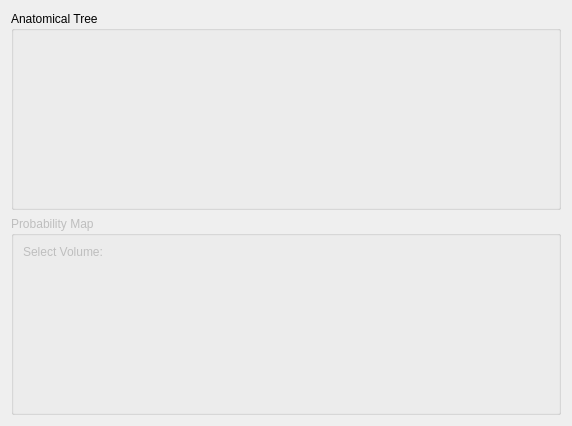
First picture: the form in QTModules/EMSegment/Resources/UI/qSlicerEMSegmentDefineAtlasPanel.ui, repository jcfr/Slicer3, before the edit.
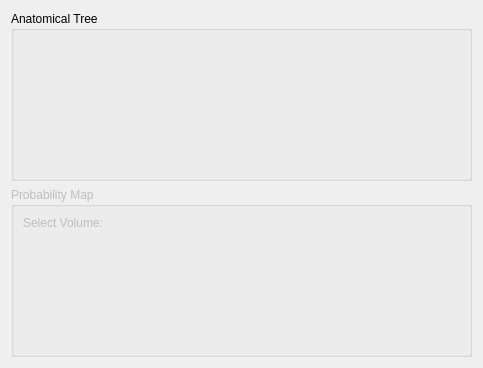
Second picture: the form after the edit. Custom widgets are drawn as their Qt base class.

Commit message: ENH: EMSegment - Use flat GroupBox in Panel

```diff
--- a/QTModules/EMSegment/Resources/UI/qSlicerEMSegmentDefineAtlasPanel.ui
+++ b/QTModules/EMSegment/Resources/UI/qSlicerEMSegmentDefineAtlasPanel.ui
@@ -6,20 +6,23 @@
    <rect>
     <x>0</x>
     <y>0</y>
-    <width>572</width>
-    <height>426</height>
+    <width>483</width>
+    <height>368</height>
    </rect>
   </property>
   <property name="windowTitle">
    <string>Form</string>
   </property>
-  <layout class="QVBoxLayout" name="verticalLayout_2">
+  <layout class="QVBoxLayout" name="verticalLayout">
    <item>
-    <widget class="ctkCollapsibleGroupBox" name="AnatomicalTreeCollapsibleGroupBox">
+    <widget class="QGroupBox" name="AnatomicalTreeGroupBox">
      <property name="title">
       <string>Anatomical Tree</string>
      </property>
-     <layout class="QVBoxLayout" name="verticalLayout">
+     <property name="flat">
+      <bool>true</bool>
+     </property>
+     <layout class="QVBoxLayout" name="verticalLayout_2">
       <item>
        <widget class="qSlicerEMSegmentAnatomicalTreeWidget" name="EMSegmentAnatomicalTreeWidget"/>
       </item>
@@ -27,14 +30,17 @@
     </widget>
    </item>
    <item>
-    <widget class="ctkCollapsibleGroupBox" name="CollapsibleGroupBox">
+    <widget class="QGroupBox" name="ProbabilityMapGroupBox">
      <property name="enabled">
       <bool>false</bool>
      </property>
      <property name="title">
       <string>Probability Map</string>
      </property>
-     <layout class="QFormLayout" name="formLayout">
+     <property name="flat">
+      <bool>true</bool>
+     </property>
+     <layout class="QFormLayout" name="formLayout_2">
       <item row="0" column="0">
        <widget class="QLabel" name="label">
         <property name="text">
@@ -69,12 +75,6 @@
   </layout>
  </widget>
  <customwidgets>
-  <customwidget>
-   <class>ctkCollapsibleGroupBox</class>
-   <extends>QGroupBox</extends>
-   <header>ctkCollapsibleGroupBox.h</header>
-   <container>1</container>
-  </customwidget>
   <customwidget>
    <class>qMRMLNodeComboBox</class>
    <extends>QWidget</extends>
```
Left out of the diff: 18 changed lines with no effect on the pictures. The commit also changes 4 other files.
